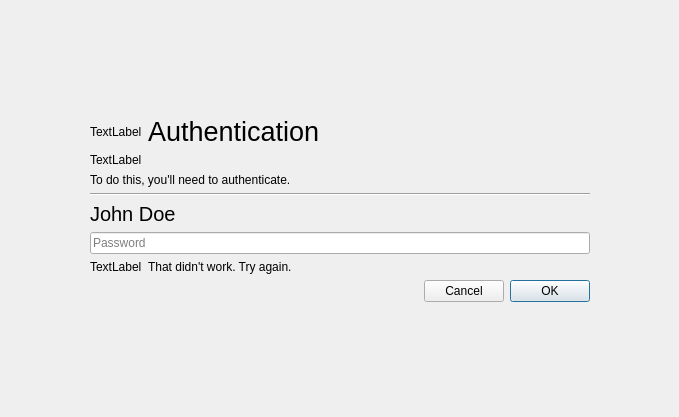
Above: authenticate.ui from vicr123/ts-polkitagent before the change. Below: the same form after it.
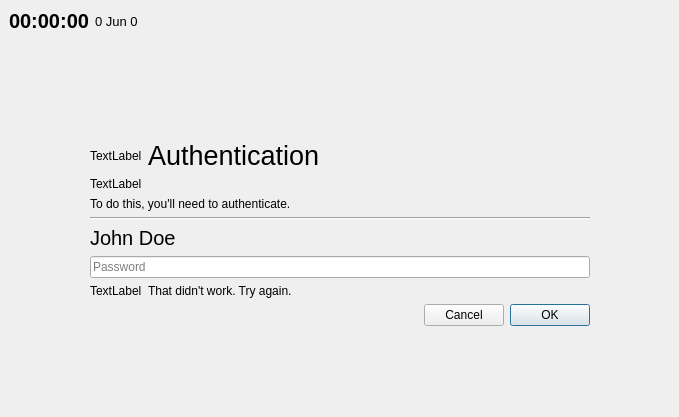
That is the form after the change. Icons and pictures are not drawn.

What changed in the file:
```diff
--- a/authenticate.ui
+++ b/authenticate.ui
@@ -18,49 +18,19 @@
     <normaloff>.</normaloff>.</iconset>
   </property>
   <layout class="QGridLayout" name="gridLayout">
-   <property name="sizeConstraint">
-    <enum>QLayout::SetMinimumSize</enum>
+   <property name="leftMargin">
+    <number>0</number>
    </property>
-   <item row="2" column="1">
-    <spacer name="verticalSpacer">
-     <property name="orientation">
-      <enum>Qt::Vertical</enum>
-     </property>
-     <property name="sizeHint" stdset="0">
-      <size>
-       <width>20</width>
-       <height>40</height>
-      </size>
-     </property>
-    </spacer>
-   </item>
-   <item row="1" column="2">
-    <spacer name="horizontalSpacer_3">
-     <property name="orientation">
-      <enum>Qt::Horizontal</enum>
-     </property>
-     <property name="sizeHint" stdset="0">
-      <size>
-       <width>40</width>
-       <height>20</height>
-      </size>
-     </property>
-    </spacer>
-   </item>
-   <item row="1" column="0">
-    <spacer name="horizontalSpacer_2">
-     <property name="orientation">
-      <enum>Qt::Horizontal</enum>
-     </property>
-     <property name="sizeHint" stdset="0">
-      <size>
-       <width>40</width>
-       <height>20</height>
-      </size>
-     </property>
-    </spacer>
-   </item>
-   <item row="1" column="1">
+   <property name="topMargin">
+    <number>0</number>
+   </property>
+   <property name="rightMargin">
+    <number>0</number>
+   </property>
+   <property name="bottomMargin">
+    <number>0</number>
+   </property>
+   <item row="2" column="1" colspan="2">
     <widget class="QFrame" name="authFrame">
      <property name="minimumSize">
       <size>
@@ -251,7 +221,33 @@
      </layout>
     </widget>
    </item>
-   <item row="0" column="1">
+   <item row="3" column="1">
+    <spacer name="verticalSpacer">
+     <property name="orientation">
+      <enum>Qt::Vertical</enum>
+     </property>
+     <property name="sizeHint" stdset="0">
+      <size>
+       <width>20</width>
+       <height>40</height>
+      </size>
+     </property>
+    </spacer>
+   </item>
+   <item row="2" column="3">
+    <spacer name="horizontalSpacer_3">
+     <property name="orientation">
+      <enum>Qt::Horizontal</enum>
+     </property>
+     <property name="sizeHint" stdset="0">
+      <size>
+       <width>40</width>
+       <height>20</height>
+      </size>
+     </property>
+    </spacer>
+   </item>
+   <item row="1" column="1">
     <spacer name="verticalSpacer_2">
      <property name="orientation">
       <enum>Qt::Vertical</enum>
@@ -264,6 +260,89 @@
      </property>
     </spacer>
    </item>
+   <item row="2" column="0">
+    <spacer name="horizontalSpacer_2">
+     <property name="orientation">
+      <enum>Qt::Horizontal</enum>
+     </property>
+     <property name="sizeHint" stdset="0">
+      <size>
+       <width>40</width>
+       <height>20</height>
+      </size>
+     </property>
+    </spacer>
+   </item>
+   <item row="0" column="0" colspan="4">
+    <widget class="QFrame" name="frame">
+     <property name="font">
+      <font>
+       <pointsize>15</pointsize>
+      </font>
+     </property>
+     <property name="autoFillBackground">
+      <bool>true</bool>
+     </property>
+     <property name="frameShape">
+      <enum>QFrame::NoFrame</enum>
+     </property>
+     <property name="frameShadow">
+      <enum>QFrame::Raised</enum>
+     </property>
+     <layout class="QHBoxLayout" name="horizontalLayout_4">
+      <property name="leftMargin">
+       <number>9</number>
+      </property>
+      <property name="topMargin">
+       <number>9</number>
+      </property>
+      <property name="rightMargin">
+       <number>9</number>
+      </property>
+      <property name="bottomMargin">
+       <number>9</number>
+      </property>
+      <item>
+       <widget class="QLabel" name="timeLabel">
+        <property name="font">
+         <font>
+          <weight>75</weight>
+          <bold>true</bold>
+         </font>
+        </property>
+        <property name="text">
+         <string>00:00:00</string>
+        </property>
+       </widget>
+      </item>
+      <item>
+       <widget class="QLabel" name="dateLabel">
+        <property name="font">
+         <font>
+          <pointsize>10</pointsize>
+         </font>
+        </property>
+        <property name="text">
+         <string>0 Jun 0</string>
+        </property>
+       </widget>
+      </item>
+      <item>
+       <spacer name="horizontalSpacer_4">
+        <property name="orientation">
+         <enum>Qt::Horizontal</enum>
+        </property>
+        <property name="sizeHint" stdset="0">
+         <size>
+          <width>40</width>
+          <height>20</height>
+         </size>
+        </property>
+       </spacer>
+      </item>
+     </layout>
+    </widget>
+   </item>
   </layout>
  </widget>
  <tabstops>
```
Left out of the diff: 13 changed lines with no effect on the pictures.
